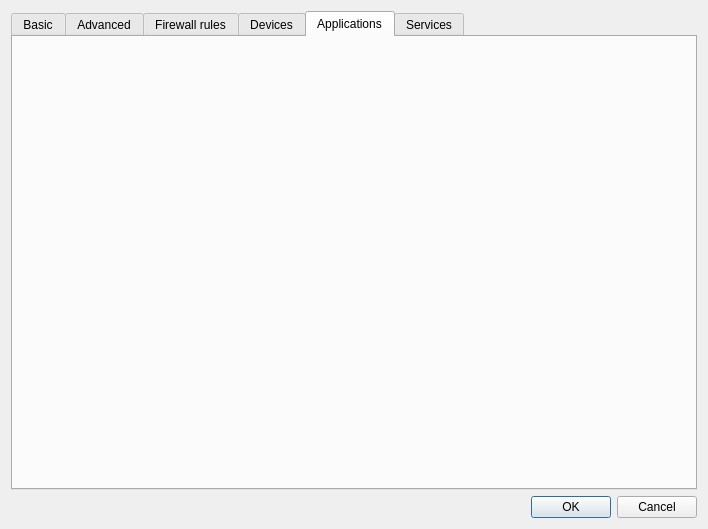
Before: the Qt Designer form ui/settingsdlg.ui in QubesOS/qubes-manager, drawn with Qt 5.
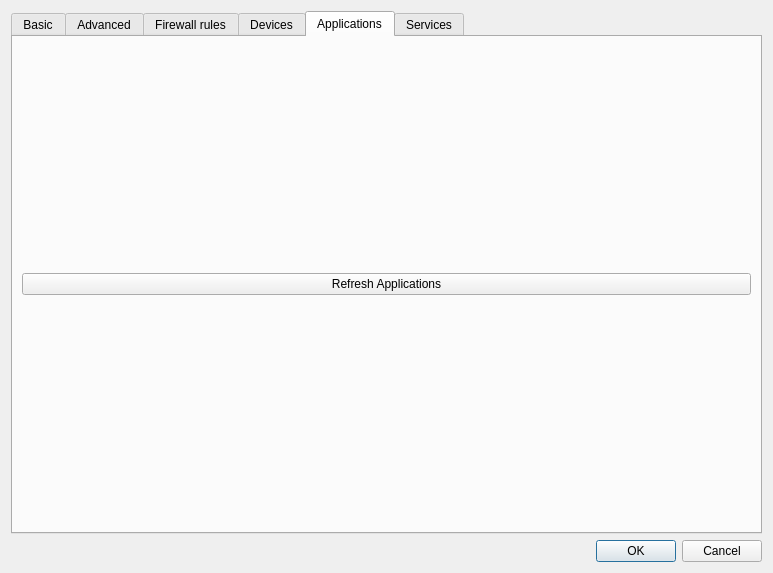
After: the same form once the commit is applied. The open tabs and pages were chosen to show the change. Icons and pictures are not drawn.

Commit message:
'refresh available apps' button in VM Setting
added a button in VM Settings, Applications tab to refresh the list of
available apps

What changed in the file:
```diff
--- a/ui/settingsdlg.ui
+++ b/ui/settingsdlg.ui
@@ -6,8 +6,8 @@
    <rect>
     <x>0</x>
     <y>0</y>
-    <width>708</width>
-    <height>529</height>
+    <width>773</width>
+    <height>573</height>
    </rect>
   </property>
   <property name="windowTitle">
@@ -1030,6 +1030,13 @@
          <item row="0" column="0">
           <layout class="QVBoxLayout" name="apps_layout"/>
          </item>
+         <item row="0" column="0">
+          <widget class="QPushButton" name="refresh_apps_button">
+           <property name="text">
+            <string>Refresh Applications</string>
+           </property>
+          </widget>
+         </item>
         </layout>
        </widget>
        <widget class="QWidget" name="services_tab">
```
Left out of the diff: 4 changed lines with no effect on the pictures. The commit also changes 1 other file.
